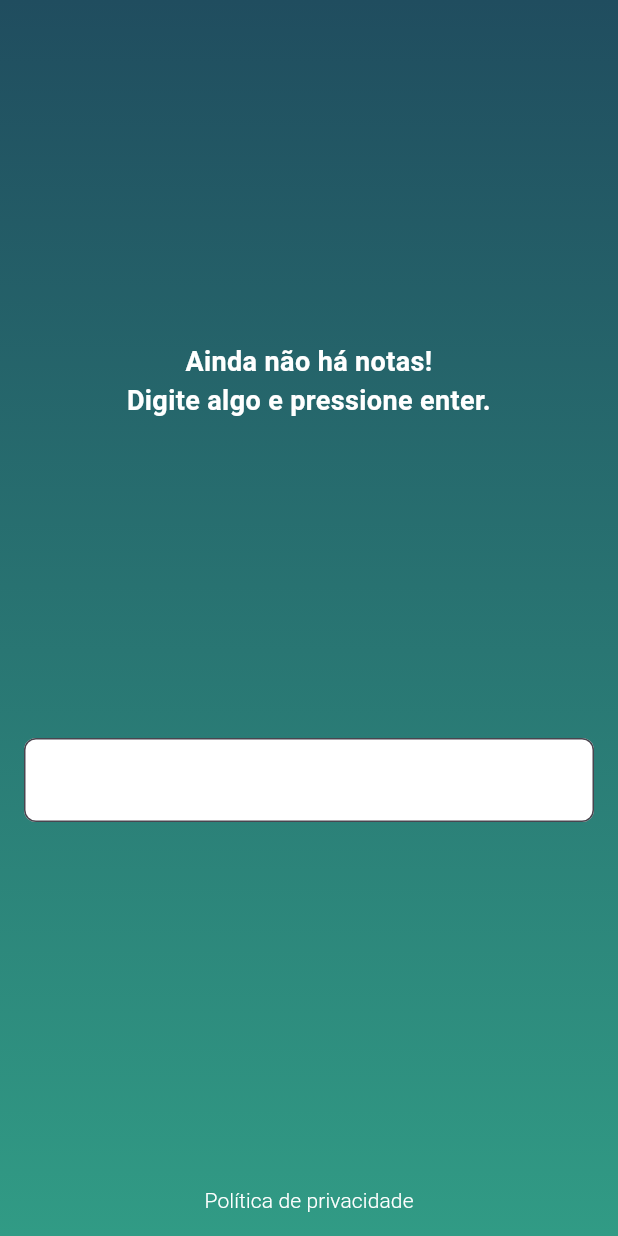
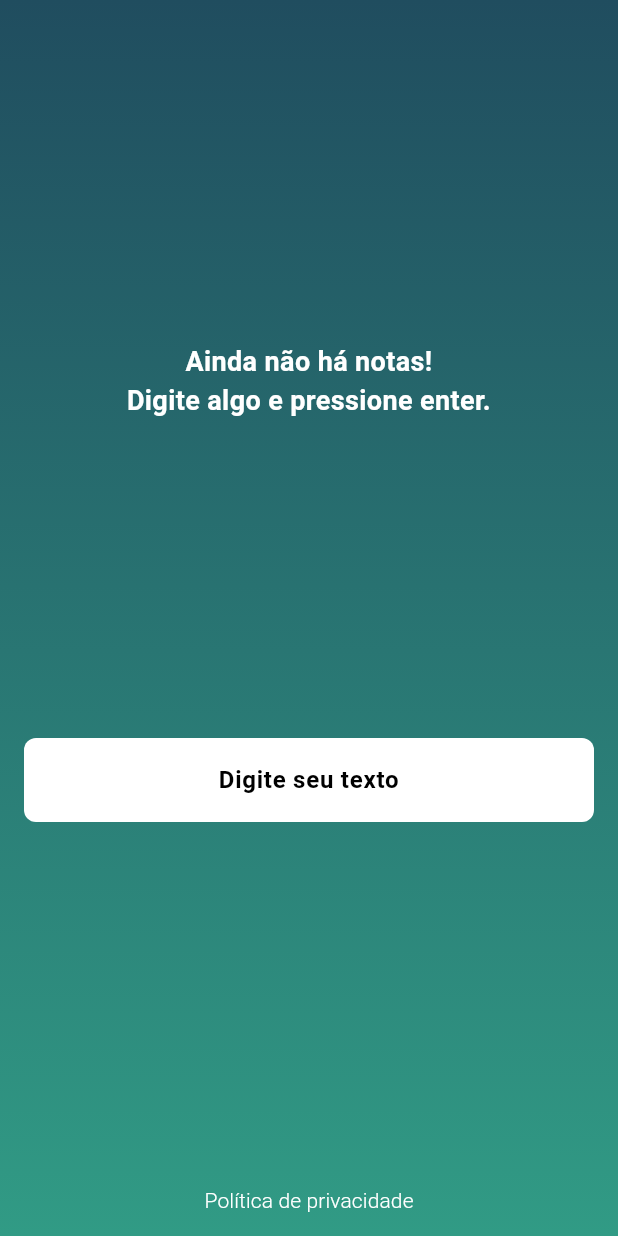
Before and after one commit to CaioLuppo/NoteCard, a Flutter app: the screen it shows after launch, swiped to page 2, on a phone screen of 412 x 824 dp. Run offline on Flutter 3.47's test engine with Material 3 defaults, Android fonts, the phone set to English and light mode, and no system bars; our stand-ins replace flutter_mobx, mobx, shared_preferences; missing offline and left inert: mockito; generated files the repository leaves out were written again.

```diff
--- a/lib/view/resources/strings.dart
+++ b/lib/view/resources/strings.dart
@@ -1,5 +1,9 @@
+
 const userLabelText = "Usuário";
 const passwordLabelText = "Senha";
 const privacyText = "Política de privacidade";
 const loginButtonLabel = "Entrar";
 const emptyMessage = "Ainda não há notas!\nDigite algo e pressione enter.";
+const emptyNoteMessage = "É impossível salvar uma nota vazia!";
+const snackBarActionString = "FECHAR";
+const cardInputHint = "Digite seu texto";
--- a/lib/view/screens/note_cards/components/note_card.dart
+++ b/lib/view/screens/note_cards/components/note_card.dart
@@ -62,6 +62,7 @@ class NoteCard extends StatelessWidget {
             child: Text(
               content,
               textAlign: TextAlign.start,
+              style: const TextStyle(fontSize: 16),
             ),
           ),
         ],
--- a/lib/view/screens/note_cards/components/text_input.dart
+++ b/lib/view/screens/note_cards/components/text_input.dart
@@ -19,23 +19,35 @@ class TextInput extends StatelessWidget {
       },
       child: TextField(
         controller: controller,
+        textAlign: TextAlign.center,
         textInputAction: TextInputAction.send,
-        onSubmitted: (text) async {
-          canStop = false;
-          await editOrAddCard(text, store);
-          canStop = true;
-          controller.clear();
-        },
         decoration: InputDecoration(
           fillColor: Colors.white,
           filled: true,
           border: OutlineInputBorder(
             borderRadius: BorderRadius.circular(8),
+            borderSide: BorderSide.none,
+          ),
+          hintText: cardInputHint,
+          hintStyle: const TextStyle(
+            fontSize: 16,
+            fontWeight: FontWeight.bold,
+            color: Colors.black,
           ),
         ),
+        onEditingComplete: () async {
+          final text = controller.text;
+          if (text.isEmpty) {
+            showErrorSnackBar(context, emptyNoteMessage);
+          } else {
+            canStop = false;
+            await editOrAddCard(text, store);
+            canStop = true;
+            controller.clear();
+            if (context.mounted) FocusScope.of(context).unfocus();
+          }
+        },
       ),
     );
   }
-
-
 }
--- a/lib/view/screens/note_cards/note_cards_screen.dart
+++ b/lib/view/screens/note_cards/note_cards_screen.dart
@@ -2,6 +2,7 @@ library note_cards;
 
 import 'package:flutter/material.dart';
 import 'package:flutter_mobx/flutter_mobx.dart';
+import 'package:note_card/controller/app/snackbar_controller.dart';
 import 'package:note_card/controller/cards/note_card_controller.dart';
 import 'package:note_card/controller/cards/text_input_controller.dart';
 import 'package:note_card/model/store/cards_store.dart';
```
